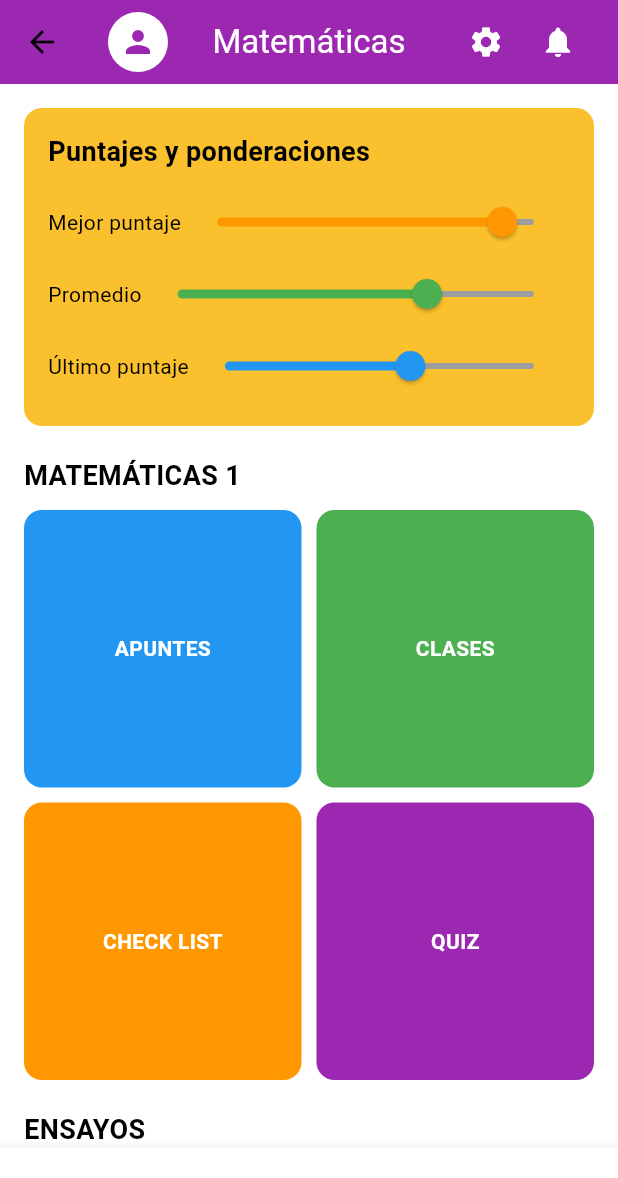
After one commit to Mbfercor/MiPaes, a Flutter app: the MateriasScreen screen opened directly, after a tap on "Matemáticas 1", on a phone screen of 412 x 824 dp. The commit adds this screen. Shown: the top 1178 px of the screen. Run offline on Flutter 3.47's test engine with Material 3 defaults, Android fonts, the phone set to English and light mode, and no system bars; our stand-ins replace firebase_core, flex_color_scheme; accounts and stored records are empty; project files that could hold a hidden picture were left out.

Commit message:
17/12/2024. Pruebas de agregar materia.

```diff
--- a/mi_paes/lib/main.dart
+++ b/mi_paes/lib/main.dart
@@ -28,6 +28,6 @@ class HomeScreen extends StatelessWidget {
 
   @override
   Widget build(BuildContext context) {
-    return const HomScreen();
+    return HomScreen();
   }
 }
--- /dev/null
+++ b/mi_paes/lib/screens/matematicas_screen.dart
@@ -0,0 +1,178 @@
+import 'package:flutter/material.dart';
+
+class MatematicasScreen extends StatelessWidget {
+  const MatematicasScreen({super.key});
+
+  @override
+  Widget build(BuildContext context) {
+    return Scaffold(
+      appBar: AppBar(
+        backgroundColor: Colors.purple,
+        title: Row(
+          mainAxisAlignment: MainAxisAlignment.spaceBetween,
+          children: [
+            CircleAvatar(
+              backgroundColor: Colors.white,
+              child: Icon(Icons.person, color: Colors.purple),
+            ),
+            Text('Matemáticas', style: TextStyle(color: Colors.white)),
+            Row(
+              children: [
+                IconButton(
+                  icon: Icon(Icons.settings, color: Colors.white),
+                  onPressed: () {},
+                ),
+                IconButton(
+                  icon: Icon(Icons.notifications, color: Colors.white),
+                  onPressed: () {},
+                ),
+              ],
+            ),
+          ],
+        ),
+      ),
+      body: SingleChildScrollView(
+        child: Padding(
+          padding: const EdgeInsets.all(16.0),
+          child: Column(
+            crossAxisAlignment: CrossAxisAlignment.start,
+            children: [
+              // Puntajes y Ponderaciones
+              Container(
+                padding: EdgeInsets.all(16),
+                decoration: BoxDecoration(
+                  color: Colors.yellow[700],
+                  borderRadius: BorderRadius.circular(12),
+                ),
+                child: Column(
+                  crossAxisAlignment: CrossAxisAlignment.start,
+                  children: [
+                    Text(
+                      'Puntajes y ponderaciones',
+                      style:
+                          TextStyle(fontSize: 18, fontWeight: FontWeight.bold),
+                    ),
+                    SizedBox(height: 10),
+                    _buildProgressRow('Mejor puntaje', 0.9, Colors.orange),
+                    _buildProgressRow('Promedio', 0.7, Colors.green),
+                    _buildProgressRow('Último puntaje', 0.6, Colors.blue),
+                  ],
+                ),
+              ),
+              SizedBox(height: 20),
+              // Opciones
+              Text('MATEMÁTICAS 1',
+                  style: TextStyle(fontSize: 18, fontWeight: FontWeight.bold)),
+              SizedBox(height: 10),
+              GridView.count(
+                shrinkWrap: true,
+                physics: NeverScrollableScrollPhysics(),
+                crossAxisCount: 2,
+                mainAxisSpacing: 10,
+                crossAxisSpacing: 10,
+                children: [
+                  _buildOptionCard('APUNTES', Colors.blue),
+                  _buildOptionCard('CLASES', Colors.green),
+                  _buildOptionCard('CHECK LIST', Colors.orange),
+                  _buildOptionCard('QUIZ', Colors.purple),
+                ],
+              ),
+              SizedBox(height: 20),
+              // Ensayos
+              Text('ENSAYOS',
+                  style: TextStyle(fontSize: 18, fontWeight: FontWeight.bold)),
+              SizedBox(height: 10),
+              ElevatedButton(
+                onPressed: () {},
+                style: ElevatedButton.styleFrom(
+                  backgroundColor: Colors.yellow[700],
+                  minimumSize: Size(double.infinity, 50),
+                ),
+                child: Text('REALIZA UN ENSAYO'),
+              ),
+              SizedBox(height: 10),
+              ElevatedButton(
+                onPressed: () {},
+                style: ElevatedButton.styleFrom(
+                  backgroundColor: Colors.yellow[700],
+                  minimumSize: Size(double.infinity, 50),
+                ),
+                child: Text('ENSAYOS PASADOS'),
+              ),
+              SizedBox(height: 20),
+              // Ayuda
+              Text('AYUDA',
+                  style: TextStyle(fontSize: 18, fontWeight: FontWeight.bold)),
+              SizedBox(height: 10),
+              Row(
+                children: [
+                  Expanded(
+                    child: ElevatedButton(
+                      onPressed: () {},
+                      style: ElevatedButton.styleFrom(
+                        backgroundColor: Colors.green,
+                        minimumSize: Size(double.infinity, 50),
+                      ),
+                      child: Text('SALUD MENTAL'),
+                    ),
+                  ),
+                  SizedBox(width: 10),
+                  Expanded(
+                    child: ElevatedButton(
+                      onPressed: () {},
+                      style: ElevatedButton.styleFrom(
+                        backgroundColor: Colors.yellow,
+                        minimumSize: Size(double.infinity, 50),
+                      ),
+                      child: Text('PROFESOR'),
+                    ),
+                  ),
+                ],
+              ),
+            ],
+          ),
+        ),
+      ),
+      bottomNavigationBar: BottomNavigationBar(
+        items: [
+          BottomNavigationBarItem(icon: Icon(Icons.menu_book), label: ''),
+          BottomNavigationBarItem(icon: Icon(Icons.language), label: ''),
+          BottomNavigationBarItem(icon: Icon(Icons.home), label: ''),
+          BottomNavigationBarItem(icon: Icon(Icons.help), label: ''),
+        ],
+      ),
+    );
+  }
+
+  Widget _buildProgressRow(String title, double value, Color color) {
+    return Row(
+      mainAxisAlignment: MainAxisAlignment.spaceBetween,
+      children: [
+        Text(title),
+        Expanded(
+          child: Slider(
+            value: value,
+            onChanged: (v) {},
+            activeColor: color,
+            inactiveColor: Colors.grey,
+          ),
+        ),
+      ],
+    );
+  }
+
+  Widget _buildOptionCard(String title, Color color) {
+    return Container(
+      decoration: BoxDecoration(
+        color: color,
+        borderRadius: BorderRadius.circular(12),
+      ),
+      child: Center(
+        child: Text(
+          title,
+          style: TextStyle(color: Colors.white, fontWeight: FontWeight.bold),
+        ),
+      ),
+    );
+  }
+}
--- a/mi_paes/lib/screens/materias_screen.dart
+++ b/mi_paes/lib/screens/materias_screen.dart
@@ -1,4 +1,5 @@
 import 'package:flutter/material.dart';
+import 'matematicas_screen.dart';
 
 class MateriasScreen extends StatelessWidget {
   const MateriasScreen({super.key});
@@ -38,7 +39,16 @@ class MateriasScreen extends StatelessWidget {
             crossAxisAlignment: CrossAxisAlignment.start,
             children: [
               _buildSection('MATEMÁTICAS', [
-                _buildSubjectTile('Matemáticas 1', Colors.orange),
+                GestureDetector(
+                  onTap: () {
+                    Navigator.push(
+                      context,
+                      MaterialPageRoute(
+                          builder: (context) => MatematicasScreen()),
+                    );
+                  },
+                  child: _buildSubjectTile('Matemáticas 1', Colors.orange),
+                ),
                 _buildSubjectTile('Matemáticas 2', Colors.orange),
               ]),
               SizedBox(height: 20),
```
Also changed, not shown: mi_paes/lib/screens/home.dart (+79 -24 lines).
